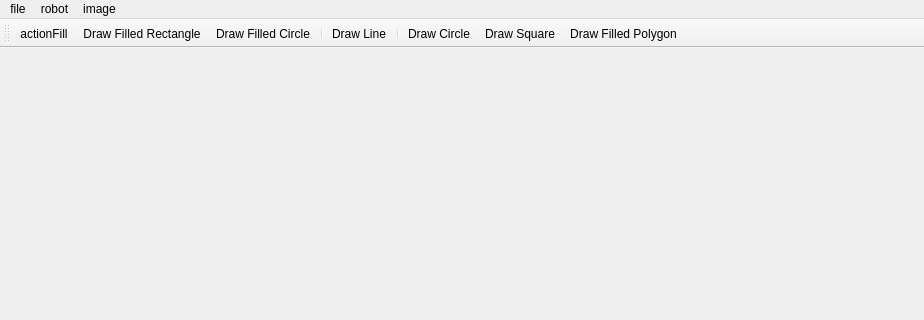
Above: BobRoss/Sketchpad.ui from dongbu/painterRHIT before the change; both pictures show x 0 to 924 and y 0 to 320 of the 924 by 857 pixel window. Below: the same form after it.
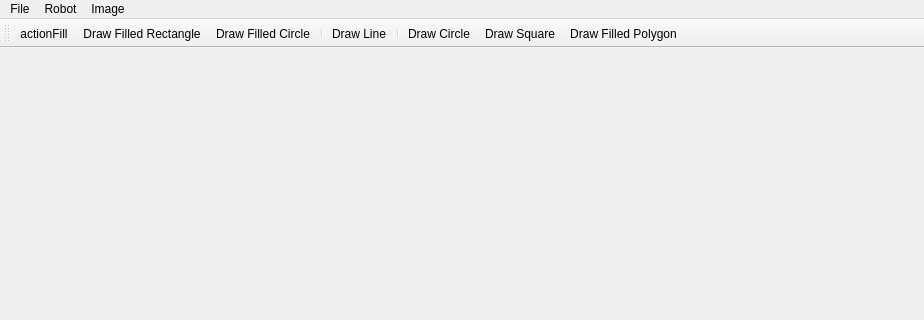
That is the form after the change. Icons and pictures are not drawn.

Patch:
```diff
--- a/BobRoss/Sketchpad.ui
+++ b/BobRoss/Sketchpad.ui
@@ -34,12 +34,12 @@
      <x>0</x>
      <y>0</y>
      <width>924</width>
-     <height>26</height>
+     <height>21</height>
     </rect>
    </property>
    <widget class="QMenu" name="menuFile">
     <property name="title">
-     <string>file</string>
+     <string>File</string>
     </property>
     <addaction name="actionNew"/>
     <addaction name="actionOpen"/>
@@ -48,7 +48,7 @@
    </widget>
    <widget class="QMenu" name="menuRobot">
     <property name="title">
-     <string>robot</string>
+     <string>Robot</string>
     </property>
     <widget class="QMenu" name="menuWorkspace">
      <property name="title">
@@ -62,7 +62,7 @@
    </widget>
    <widget class="QMenu" name="menuImage">
     <property name="title">
-     <string>image</string>
+     <string>Image</string>
     </property>
     <addaction name="actionLoad_Photo"/>
     <addaction name="actionLaunch_webcam"/>
```
Left out of the diff: 4 changed lines with no effect on the pictures.
